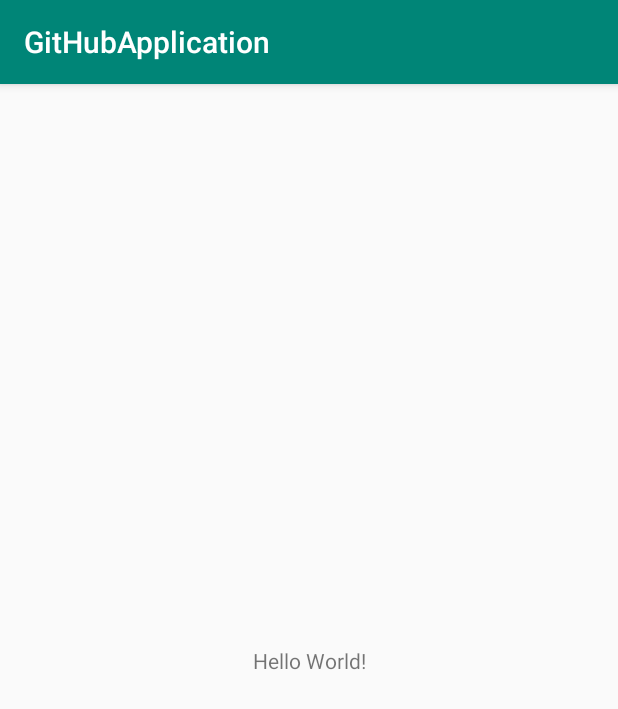
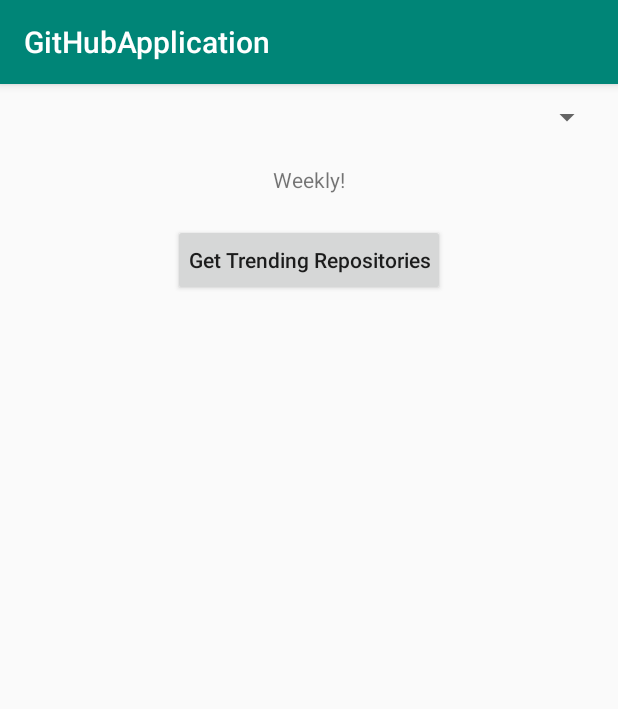
Before and after one commit to akash-bisariya/GithubTrending, an Android app: the screen it shows after launch (MainActivity), on a phone screen of 412 x 824 dp. Shown: the top 709 px of the screen. Run offline under Robolectric (Android 15) with nearby library versions, the phone set to English and light mode, and no system bars.

Commit message:
Added main layout and row layout

```diff
--- a/app/src/main/res/layout/activity_main.xml
+++ b/app/src/main/res/layout/activity_main.xml
@@ -6,13 +6,51 @@
     android:layout_height="match_parent"
     tools:context=".MainActivity">
 
+    <Spinner
+        android:layout_width="match_parent"
+        android:layout_height="wrap_content"
+        android:padding="@dimen/spn_padding"
+        android:id="@+id/spn_language"
+        app:layout_constraintTop_toTopOf="parent"
+        android:layout_margin="@dimen/spn_margin">
+    </Spinner>
+
+
     <TextView
         android:layout_width="wrap_content"
         android:layout_height="wrap_content"
-        android:text="Hello World!"
-        app:layout_constraintBottom_toBottomOf="parent"
+        android:text="@string/txt_weekly"
+        android:padding="@dimen/spn_margin"
+        android:layout_margin="@dimen/spn_margin"
         app:layout_constraintLeft_toLeftOf="parent"
         app:layout_constraintRight_toRightOf="parent"
-        app:layout_constraintTop_toTopOf="parent" />
+        android:id="@+id/tv_since"
+        app:layout_constraintTop_toBottomOf="@id/spn_language" />
+
+    <Button
+        android:layout_width="wrap_content"
+        android:layout_height="wrap_content"
+        android:text="@string/txt_get_trending_repositories"
+        android:textAllCaps="false"
+        android:padding="@dimen/spn_margin"
+        android:id="@+id/btn_getTrending"
+        android:layout_margin="@dimen/spn_margin"
+        app:layout_constraintLeft_toLeftOf="parent"
+        app:layout_constraintRight_toRightOf="parent"
+        app:layout_constraintTop_toBottomOf="@id/tv_since" />
+
+    <androidx.recyclerview.widget.RecyclerView
+        android:layout_width="match_parent"
+        android:layout_height="wrap_content"
+        app:layout_constraintLeft_toLeftOf="parent"
+        android:padding="@dimen/spn_margin"
+        android:layout_margin="@dimen/spn_margin"
+        app:layout_constraintTop_toBottomOf="@id/btn_getTrending"
+        />
+
+
+
+
+
 
 </androidx.constraintlayout.widget.ConstraintLayout>
--- /dev/null
+++ b/app/src/main/res/values/dimens.xml
@@ -0,0 +1,6 @@
+<?xml version="1.0" encoding="utf-8"?>
+<resources>
+    <dimen name="spn_margin">10dp</dimen>
+    <dimen name="spn_padding">10dp</dimen>
+    <dimen name="image_padding">10dp</dimen>
+</resources>
--- a/app/src/main/res/values/strings.xml
+++ b/app/src/main/res/values/strings.xml
@@ -1,3 +1,5 @@
 <resources>
     <string name="app_name">GitHubApplication</string>
+    <string name="txt_weekly">Weekly!</string>
+    <string name="txt_get_trending_repositories">Get Trending Repositories</string>
 </resources>
```
Also changed, not shown: app/src/main/res/layout/row_layout.xml (added, +66 -0 lines).
